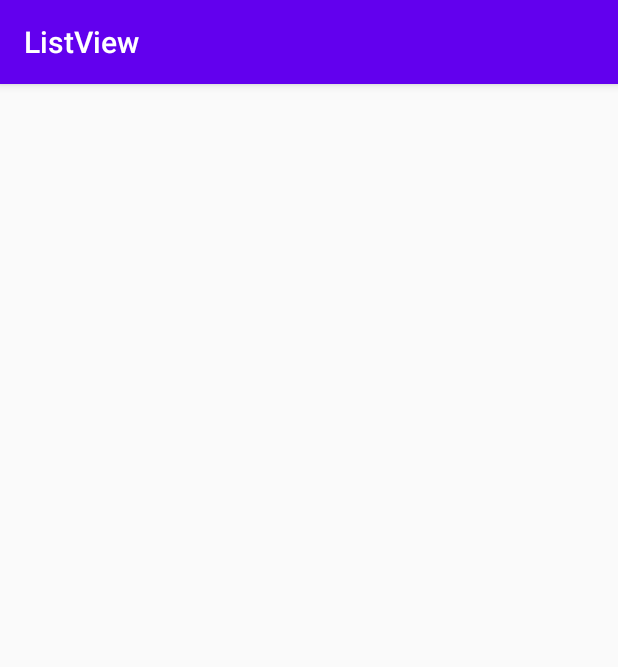
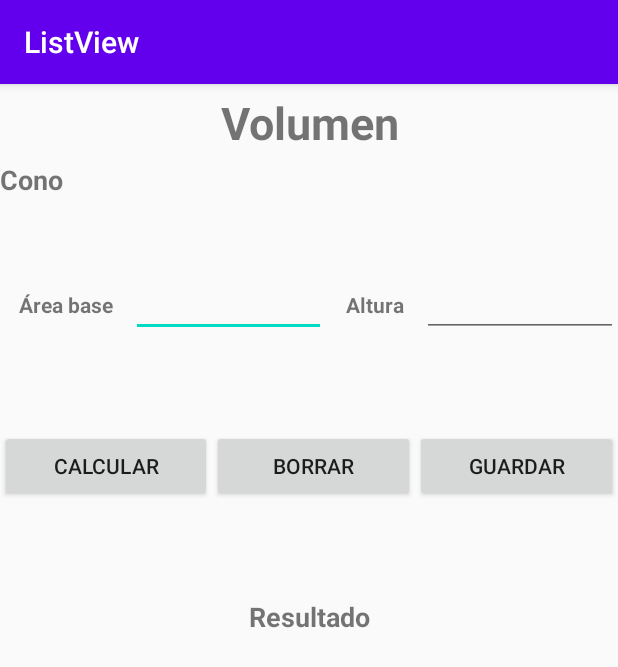
Before and after one commit to GermanVq/listview-android-studio, an Android app: the Cono screen opened directly, with no data from a screen before it, on a phone screen of 412 x 824 dp. Shown: the top 667 px of the screen. Run offline under Robolectric (Android 15) with nearby library versions, the phone set to English and light mode, and no system bars.

Commit message:
Cone volume added functionality and interface

```diff
--- a/app/src/main/res/layout/activity_cono.xml
+++ b/app/src/main/res/layout/activity_cono.xml
@@ -1,9 +1,122 @@
 <?xml version="1.0" encoding="utf-8"?>
-<androidx.constraintlayout.widget.ConstraintLayout xmlns:android="http://schemas.android.com/apk/res/android"
+<LinearLayout xmlns:android="http://schemas.android.com/apk/res/android"
     xmlns:app="http://schemas.android.com/apk/res-auto"
     xmlns:tools="http://schemas.android.com/tools"
     android:layout_width="match_parent"
     android:layout_height="match_parent"
+    android:orientation="vertical"
     tools:context=".Cono">
 
-</androidx.constraintlayout.widget.ConstraintLayout>
+    <TextView
+        android:id="@+id/textView29"
+        android:layout_width="match_parent"
+        android:layout_height="51dp"
+        android:gravity="center"
+        android:text="@string/volumen"
+        android:textSize="30sp"
+        android:textStyle="bold" />
+
+    <TextView
+        android:id="@+id/textView30"
+        android:layout_width="match_parent"
+        android:layout_height="72dp"
+        android:text="@string/cono"
+        android:textSize="18sp"
+        android:textStyle="bold" />
+
+    <LinearLayout
+        android:layout_width="match_parent"
+        android:layout_height="107dp"
+        android:orientation="horizontal">
+
+        <TextView
+            android:id="@+id/textView31"
+            android:layout_width="wrap_content"
+            android:layout_height="wrap_content"
+            android:layout_weight="1"
+            android:gravity="center"
+            android:text="@string/area_base"
+            android:textStyle="bold" />
+
+        <EditText
+            android:id="@+id/txtArea"
+            android:layout_width="105dp"
+            android:layout_height="wrap_content"
+            android:layout_weight="1"
+            android:ems="10"
+            android:gravity="center"
+            android:inputType="numberDecimal" />
+
+        <TextView
+            android:id="@+id/textView32"
+            android:layout_width="wrap_content"
+            android:layout_height="wrap_content"
+            android:layout_weight="1"
+            android:gravity="center"
+            android:text="@string/altura"
+            android:textStyle="bold" />
+
+        <EditText
+            android:id="@+id/txtAltura"
+            android:layout_width="105dp"
+            android:layout_height="wrap_content"
+            android:layout_weight="1"
+            android:ems="10"
+            android:gravity="center"
+            android:inputType="numberDecimal" />
+    </LinearLayout>
+
+    <LinearLayout
+        android:layout_width="match_parent"
+        android:layout_height="104dp"
+        android:orientation="horizontal">
+
+        <Button
+            android:id="@+id/btnCalcular"
+            android:layout_width="wrap_content"
+            android:layout_height="wrap_content"
+            android:layout_weight="1"
+            android:onClick="calcular"
+            android:text="@string/calcular" />
+
+        <Button
+            android:id="@+id/btnBorrar"
+            android:layout_width="wrap_content"
+            android:layout_height="wrap_content"
+            android:layout_weight="1"
+            android:onClick="limpiar"
+            android:text="@string/borrar" />
+
+        <Button
+            android:id="@+id/btnGuardar"
+            android:layout_width="wrap_content"
+            android:layout_height="wrap_content"
+            android:layout_weight="1"
+            android:onClick="guardar"
+            android:text="@string/guardar" />
+    </LinearLayout>
+
+    <LinearLayout
+        android:layout_width="match_parent"
+        android:layout_height="258dp"
+        android:orientation="vertical">
+
+        <TextView
+            android:id="@+id/textView33"
+            android:layout_width="match_parent"
+            android:layout_height="41dp"
+            android:gravity="center"
+            android:text="@string/resultado"
+            android:textSize="18sp"
+            android:textStyle="bold" />
+
+        <TextView
+            android:id="@+id/lblResultado"
+            android:layout_width="match_parent"
+            android:layout_height="133dp"
+            android:gravity="center"
+            android:textSize="24sp"
+            android:textStyle="bold" />
+
+    </LinearLayout>
+</LinearLayout>
--- a/app/src/main/res/values/strings.xml
+++ b/app/src/main/res/values/strings.xml
@@ -31,6 +31,7 @@
     <string name="error_calcular">No se pudo calcular porfavor ingresar campos necesarios</string>
     <string name="error_guardar">No se pudo guardar porfavor ingresar campos necesarios</string>
     <string name="radio">Radio</string>
+    <string name="area_base">Área base</string>
 
     <string-array name="opciones_ar_vol">
         <item>@string/area</item>
```
Also changed, not shown: app/src/main/java/com/example/listview/Cono.java (+67 -1 lines), app/src/main/res/layout/activity_cubo.xml (+43 -2 lines).
